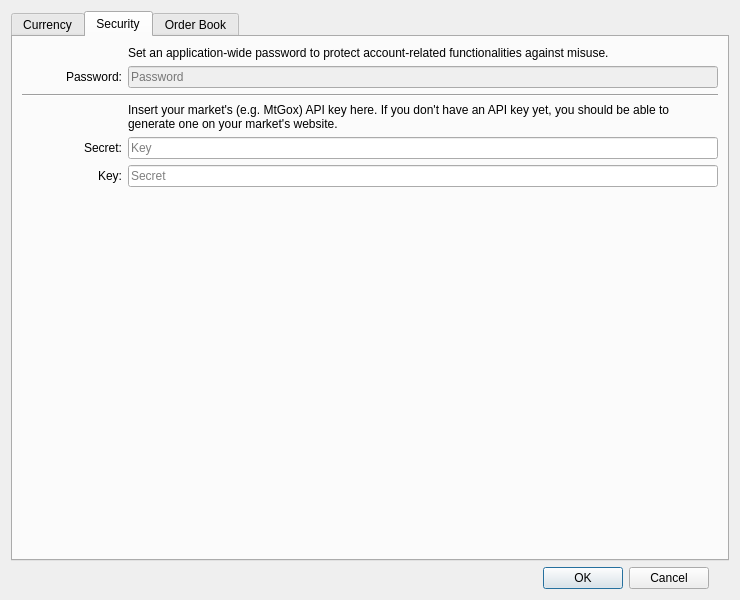
This is goxgui/ui/preferences.ui in sebastianhaberey/goxgui as Qt 5 draws it before an edit. The edited form follows.
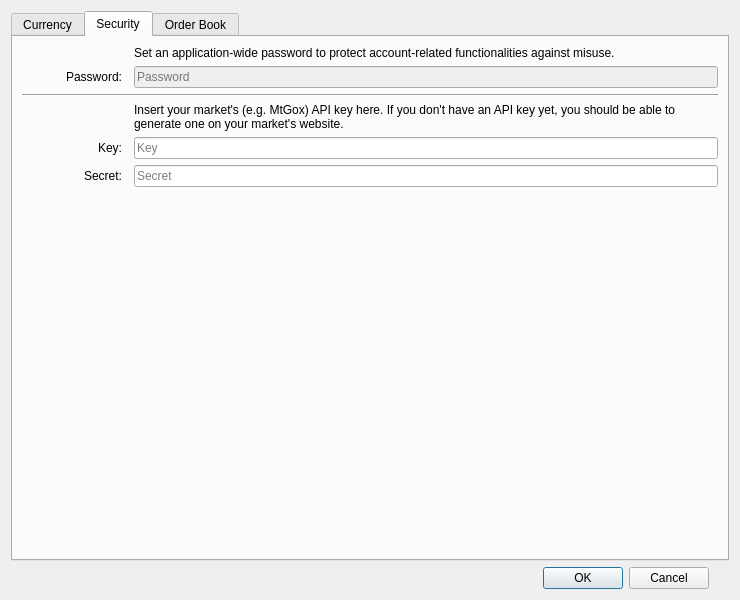
This is the edited form. The open tabs and pages were chosen to show the change.

Commit message: Fix key and secret labels in the preferences were switched around

```diff
--- a/goxgui/ui/preferences.ui
+++ b/goxgui/ui/preferences.ui
@@ -35,7 +35,7 @@
    <item row="0" column="0">
     <widget class="QTabWidget" name="tabWidget">
      <property name="currentIndex">
-      <number>2</number>
+      <number>1</number>
      </property>
      <widget class="QWidget" name="tabCurrency">
       <attribute name="title">
@@ -107,7 +107,7 @@
        <string>Security</string>
       </attribute>
       <layout class="QGridLayout" name="gridLayout_5">
-       <item row="3" column="1">
+       <item row="3" column="2">
         <widget class="QLabel" name="labelKeySecret">
          <property name="text">
           <string>Insert your market's (e.g. MtGox) API key here. If you don't have an API key yet, you should be able to generate one on your market's website.</string>
@@ -117,22 +117,6 @@
          </property>
         </widget>
        </item>
-       <item row="5" column="0">
-        <widget class="QLabel" name="label_3">
-         <property name="minimumSize">
-          <size>
-           <width>100</width>
-           <height>0</height>
-          </size>
-         </property>
-         <property name="text">
-          <string>Key:</string>
-         </property>
-         <property name="alignment">
-          <set>Qt::AlignRight|Qt::AlignTrailing|Qt::AlignVCenter</set>
-         </property>
-        </widget>
-       </item>
        <item row="1" column="0">
         <widget class="QLabel" name="label_2">
          <property name="sizePolicy">
@@ -155,14 +139,14 @@
          </property>
         </widget>
        </item>
-       <item row="2" column="0" colspan="2">
+       <item row="2" column="0" colspan="3">
         <widget class="Line" name="line_3">
          <property name="orientation">
           <enum>Qt::Horizontal</enum>
          </property>
         </widget>
        </item>
-       <item row="0" column="1">
+       <item row="0" column="2">
         <widget class="QLabel" name="labelPassword">
          <property name="text">
           <string>Set an application-wide password to protect account-related functionalities against misuse.</string>
@@ -172,7 +156,7 @@
          </property>
         </widget>
        </item>
-       <item row="4" column="1">
+       <item row="4" column="2">
         <widget class="QLineEdit" name="lineEditKey">
          <property name="toolTip">
           <string>Insert your MtGox key here</string>
@@ -182,23 +166,7 @@
          </property>
         </widget>
        </item>
-       <item row="4" column="0">
-        <widget class="QLabel" name="label_4">
-         <property name="minimumSize">
-          <size>
-           <width>100</width>
-           <height>0</height>
-          </size>
-         </property>
-         <property name="text">
-          <string>Secret:</string>
-         </property>
-         <property name="alignment">
-          <set>Qt::AlignRight|Qt::AlignTrailing|Qt::AlignVCenter</set>
-         </property>
-        </widget>
-       </item>
-       <item row="5" column="1">
+       <item row="5" column="2">
         <widget class="QLineEdit" name="lineEditSecret">
          <property name="toolTip">
           <string>Insert your MtGox secret here</string>
@@ -214,7 +182,7 @@
          </property>
         </widget>
        </item>
-       <item row="1" column="1">
+       <item row="1" column="2">
         <widget class="QLineEdit" name="lineEditPassword">
          <property name="enabled">
           <bool>false</bool>
@@ -233,7 +201,7 @@
          </property>
         </widget>
        </item>
-       <item row="6" column="1">
+       <item row="6" column="2">
         <spacer name="verticalSpacer">
          <property name="orientation">
           <enum>Qt::Vertical</enum>
@@ -246,6 +214,38 @@
          </property>
         </spacer>
        </item>
+       <item row="4" column="0">
+        <widget class="QLabel" name="label_3">
+         <property name="minimumSize">
+          <size>
+           <width>100</width>
+           <height>0</height>
+          </size>
+         </property>
+         <property name="text">
+          <string>Key:</string>
+         </property>
+         <property name="alignment">
+          <set>Qt::AlignRight|Qt::AlignTrailing|Qt::AlignVCenter</set>
+         </property>
+        </widget>
+       </item>
+       <item row="5" column="0">
+        <widget class="QLabel" name="label_4">
+         <property name="minimumSize">
+          <size>
+           <width>100</width>
+           <height>0</height>
+          </size>
+         </property>
+         <property name="text">
+          <string>Secret:</string>
+         </property>
+         <property name="alignment">
+          <set>Qt::AlignRight|Qt::AlignTrailing|Qt::AlignVCenter</set>
+         </property>
+        </widget>
+       </item>
       </layout>
      </widget>
      <widget class="QWidget" name="tabOrderBook">
```
The commit also changes 1 other file.
